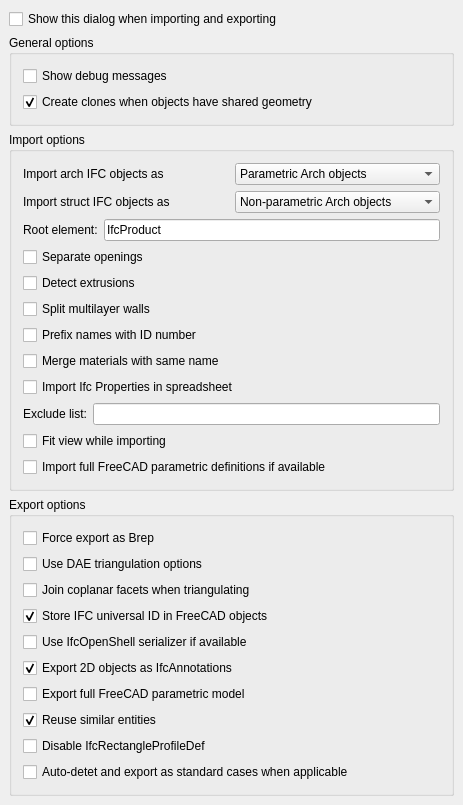
berndhahnebach/All_FreeCAD, file src/Mod/Arch/Resources/ui/preferences-ifc.ui: the form before one commit.
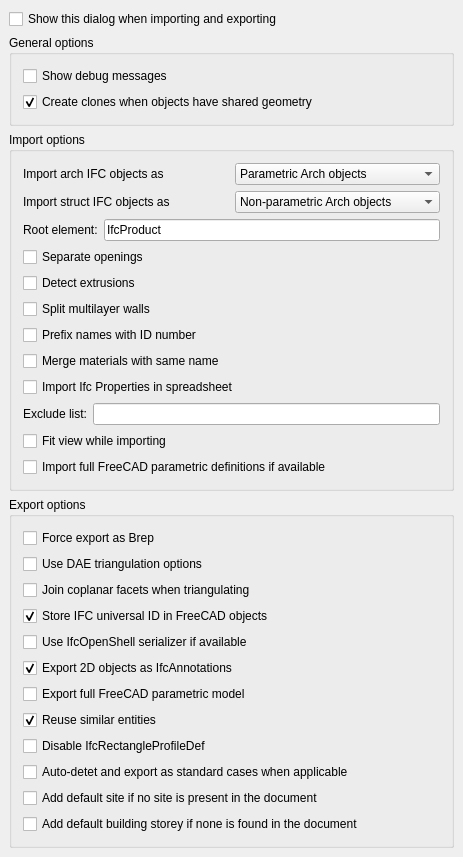
The form after the commit. Custom widgets are drawn as their Qt base class.

Commit message: Arch: Added preferences to enable/disable automatic adding of default Site and Storey at IFC export

```diff
--- a/src/Mod/Arch/Resources/ui/preferences-ifc.ui
+++ b/src/Mod/Arch/Resources/ui/preferences-ifc.ui
@@ -7,7 +7,7 @@
     <x>0</x>
     <y>0</y>
     <width>463</width>
-    <height>802</height>
+    <height>829</height>
    </rect>
   </property>
   <property name="windowTitle">
@@ -530,6 +530,32 @@
         </property>
        </widget>
       </item>
+      <item>
+       <widget class="Gui::PrefCheckBox" name="checkBox_19">
+        <property name="text">
+         <string>Add default site if no site is present in the document</string>
+        </property>
+        <property name="prefEntry" stdset="0">
+         <cstring>IfcAddDefaultSite</cstring>
+        </property>
+        <property name="prefPath" stdset="0">
+         <cstring>Mod/Arch</cstring>
+        </property>
+       </widget>
+      </item>
+      <item>
+       <widget class="Gui::PrefCheckBox" name="checkBox_20">
+        <property name="text">
+         <string>Add default building storey if none is found in the document</string>
+        </property>
+        <property name="prefEntry" stdset="0">
+         <cstring>IfcAddDefaultStorey</cstring>
+        </property>
+        <property name="prefPath" stdset="0">
+         <cstring>Mod/Arch</cstring>
+        </property>
+       </widget>
+      </item>
      </layout>
     </widget>
    </item>
```
The commit also changes 1 other file.
